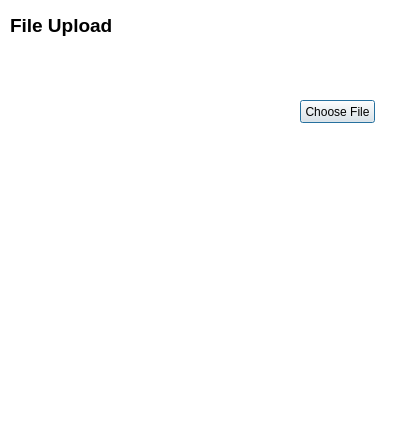
Before: the Qt Designer form uploaddialog.ui in rylo5688/DropBucket-Client, drawn with Qt 5.
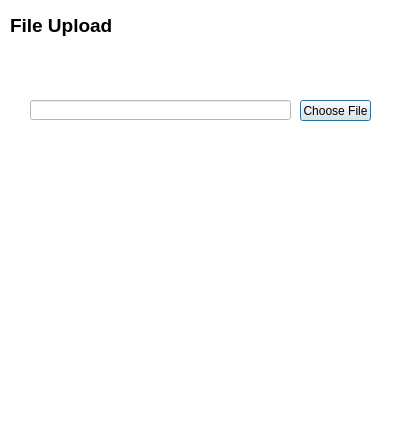
After: the same form once the commit is applied. Icons and pictures are not drawn.

Commit message: Upload Dialog working for text, xml, images

Diff of the .ui file:
```diff
--- a/uploaddialog.ui
+++ b/uploaddialog.ui
@@ -106,8 +106,8 @@
     <rect>
      <x>300</x>
      <y>100</y>
-     <width>75</width>
-     <height>23</height>
+     <width>71</width>
+     <height>21</height>
     </rect>
    </property>
    <property name="text">
@@ -134,6 +134,16 @@
     <string/>
    </property>
   </widget>
+  <widget class="QLineEdit" name="dirEdit">
+   <property name="geometry">
+    <rect>
+     <x>30</x>
+     <y>100</y>
+     <width>261</width>
+     <height>20</height>
+    </rect>
+   </property>
+  </widget>
  </widget>
  <resources/>
  <connections/>
```
Left out of the diff: 4 changed lines with no effect on the pictures. The commit also changes 6 other files.
